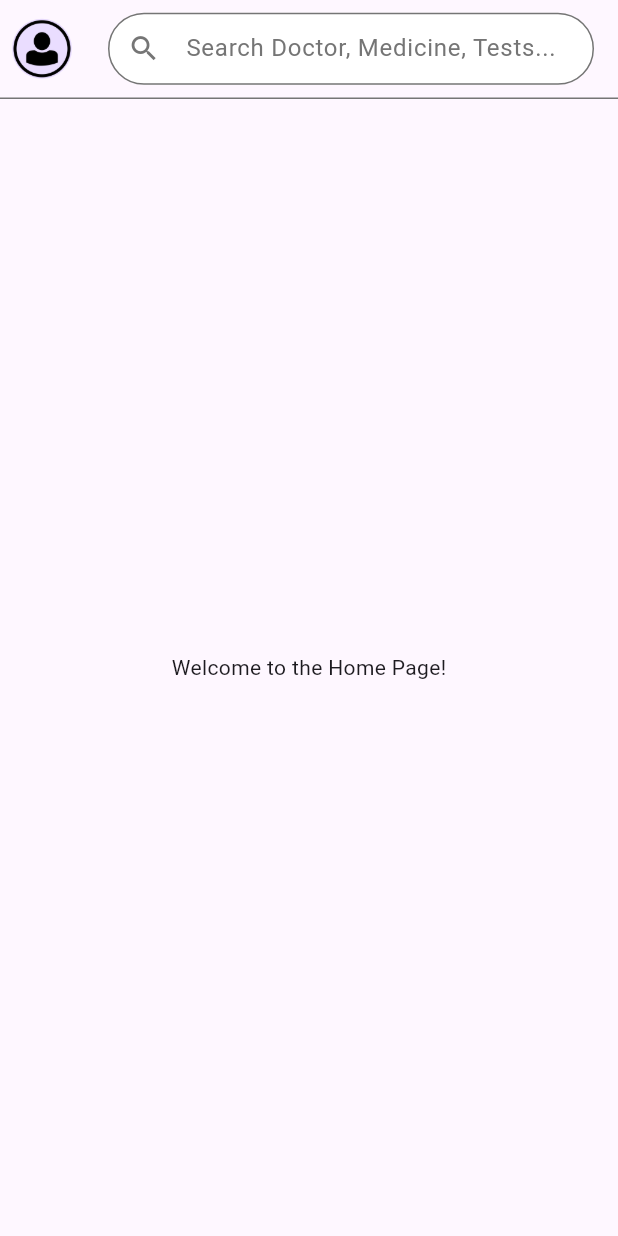
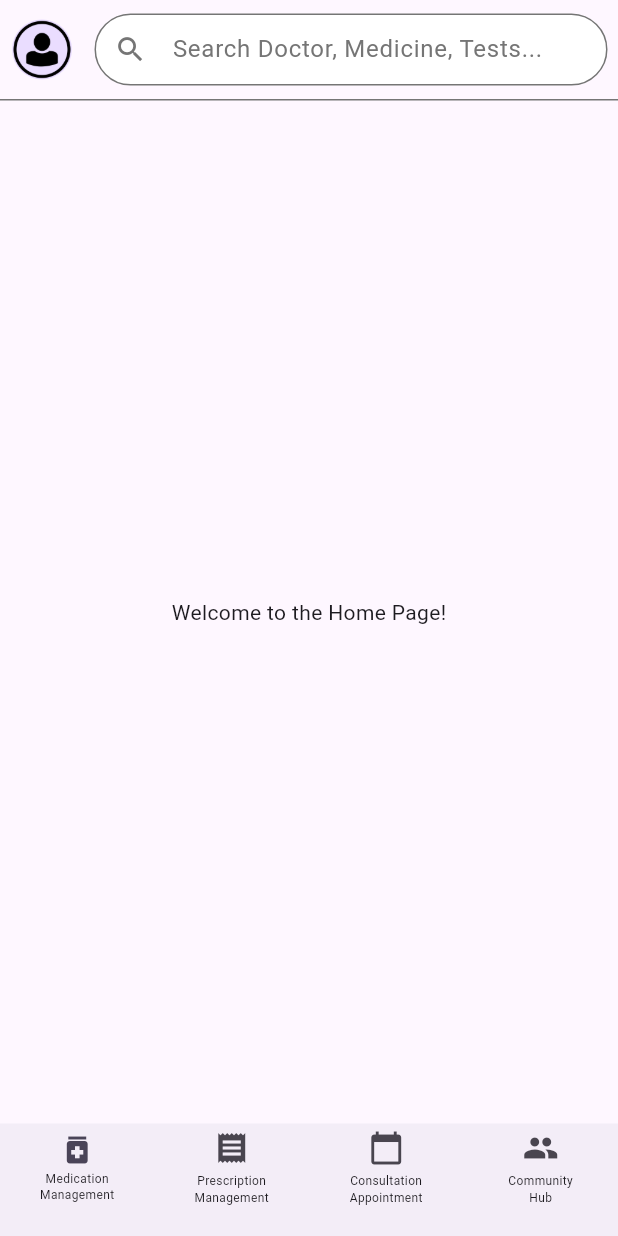
Before and after one commit to skooi928/vitalhealth, a Flutter app: the screen it shows after launch, after a tap on "Get Started!", on a phone screen of 412 x 824 dp. Run offline on Flutter 3.47's test engine with Material 3 defaults, Android fonts, the phone set to English and light mode, and no system bars.

Commit message:
Added focus indicator and changes to home and user icon

```diff
--- a/lib/home.dart
+++ b/lib/home.dart
@@ -1,14 +1,28 @@
 import 'package:flutter/material.dart';
 
-class HomePage extends StatelessWidget {
+class HomePage extends StatefulWidget {
   const HomePage({Key? key}) : super(key: key);
+
+  @override
+  HomePageState createState() => HomePageState();
+}
+
+class HomePageState extends State<HomePage> {
+  int _selectedIndex = 0; // Default selected index
+  bool _showIndicator = false; // Indicator visibility
+
+  void _onItemTapped(int index) {
+    setState(() {
+      _selectedIndex = index;
+      _showIndicator = true;
+    });
+  }
 
   @override
   Widget build(BuildContext context) {
     return Scaffold(
       appBar: AppBar(
-        automaticallyImplyLeading: false, // This removes the back button
-        // Bottom border
+        automaticallyImplyLeading: false,
         bottom: PreferredSize(
           preferredSize: const Size.fromHeight(1.0),
           child: Container(
@@ -16,35 +30,34 @@ class HomePage extends StatelessWidget {
             height: 1.0,
           ),
         ),
-        // Padding (top and bottom)
-        toolbarHeight: 65.0,
-        // Left side
-        // Circle Button with Avatar icon (clickable)
+        elevation: 0.0,
+        toolbarHeight: 66.0,
+        titleSpacing: 7.0,
         leading: IconButton(
-          icon: const CircleAvatar(
-            backgroundImage: AssetImage('assets/images/avatar_not_login.png'),
-          ),
-          onPressed: () {
-            // function
-            // collapsible sidebar
-          },
+          icon: !_showIndicator
+              ? const CircleAvatar(
+                  backgroundImage:
+                      AssetImage('assets/images/avatar_not_login.png'),
+                )
+              : const Icon(
+                  Icons.home,
+                  size: 35,
+                ),
+          onPressed:
+              () {}, // also using ?: operator to switch between avatar and home icon
         ),
-        // Center
-        // Search bar with placeholder text
         title: Row(
           children: [
             Expanded(
               child: Container(
-                margin: const EdgeInsets.symmetric(vertical: 15.0),
+                margin: const EdgeInsets.symmetric(vertical: 10.0),
                 child: TextField(
                   decoration: InputDecoration(
                     filled: true,
                     fillColor: const Color(0xFFFFFFFF),
                     isDense: true,
-                    // Padding
                     contentPadding:
-                        const EdgeInsets.symmetric(horizontal: 15.0),
-                    // Search icon
+                        const EdgeInsets.symmetric(horizontal: 10.0),
                     prefixIcon: const Icon(
                       Icons.search,
                       size: 22,
@@ -80,6 +93,124 @@ class HomePage extends StatelessWidget {
       body: const Center(
         child: Text('Welcome to the Home Page!'),
       ),
+      bottomNavigationBar: Stack(
+        children: [
+          if (_showIndicator)
+            // Positioned indicator
+            Positioned(
+              top: 0,
+              left: MediaQuery.of(context).size.width /
+                  4 *
+                  _selectedIndex, // Adjust position based on selected index
+              child: Container(
+                width: MediaQuery.of(context).size.width / 4,
+                height: 5,
+                decoration: BoxDecoration(
+                  color: const Color(0xFFA4A5FF),
+                  border: Border.all(
+                    color: const Color(0xFFA4A5FF),
+                    width: 7,
+                  ),
+                ),
+              ),
+            ),
+          NavigationBarTheme(
+            data: NavigationBarThemeData(
+              labelTextStyle: MaterialStateProperty.all(
+                const TextStyle(
+                  fontSize: 8,
+                  height: 1.4,
+                ),
+              ),
+              indicatorColor: Colors.transparent,
+            ),
+            child: NavigationBar(
+              labelBehavior: NavigationDestinationLabelBehavior.alwaysShow,
+              height: 75,
+              destinations: const <NavigationDestination>[
+                NavigationDestination(
+                  icon: Column(
+                    mainAxisAlignment: MainAxisAlignment.center,
+                    children: [
+                      Icon(Icons.medication),
+                      Padding(
+                        padding: EdgeInsets.only(top: 2.0),
+                        child: Text(
+                          'Medication\nManagement',
+                          textAlign: TextAlign.center,
+                          style: TextStyle(
+                            fontSize: 8,
+                          ),
+                        ),
+                      ),
+                    ],
+                  ),
+                  label: '',
+                ),
+                NavigationDestination(
+                  icon: Column(
+                    mainAxisAlignment: MainAxisAlignment.center,
+                    children: [
+                      Icon(Icons.receipt),
+                      Padding(
+                        padding: EdgeInsets.only(top: 5.0),
+                        child: Text(
+                          'Prescription\nManagement',
+                          textAlign: TextAlign.center,
+                          style: TextStyle(
+                            fontSize: 8,
+                          ),
+                        ),
+                      ),
+                    ],
+                  ),
+                  label: '',
+                ),
+                NavigationDestination(
+                  icon: Column(
+                    mainAxisAlignment: MainAxisAlignment.center,
+                    children: [
+                      Icon(Icons.calendar_today),
+                      Padding(
+                        padding: EdgeInsets.only(top: 5.0),
+                        child: Text(
+                          'Consultation\nAppointment',
+                          textAlign: TextAlign.center,
+                          style: TextStyle(
+                            fontSize: 8,
+                          ),
+                        ),
+                      ),
+                    ],
+                  ),
+                  label: '',
+                ),
+                NavigationDestination(
+                  icon: Column(
+                    mainAxisAlignment: MainAxisAlignment.center,
+                    children: [
+                      Icon(Icons.group),
+                      Padding(
+                        padding: EdgeInsets.only(top: 5.0),
+                        child: Text(
+                          'Community\nHub',
+                          textAlign: TextAlign.center,
+                          style: TextStyle(
+                            fontSize: 8,
+                          ),
+                        ),
+                      ),
+                    ],
+                  ),
+                  label: '',
+                ),
+              ],
+              onDestinationSelected: _onItemTapped,
+              selectedIndex: _selectedIndex,
+            ),
+          ),
+        ],
+      ),
     );
   }
 }
--- a/lib/main.dart
+++ b/lib/main.dart
@@ -48,7 +48,7 @@ class OnboardingScreen extends StatelessWidget {
                 width: 200,
                 child: ElevatedButton(
                   onPressed: () {
-                    Navigator.push(
+                    Navigator.pushReplacement(
                       context,
                       MaterialPageRoute(builder: (context) => const HomePage()),
                     );
```
Also changed, not shown: lib/community.dart (added), lib/consultation.dart (added), lib/manageMedicine.dart (added), lib/managePrescription.dart (added).
